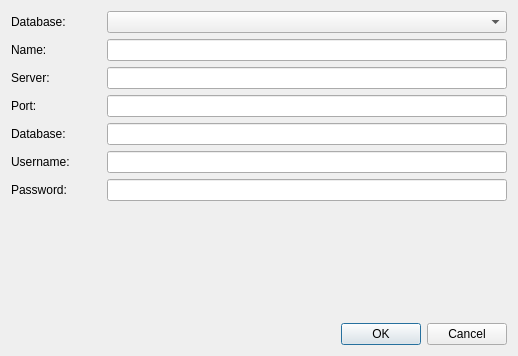
The window that ui/ConnectionDialog.ui (mispp/goat) describes before a commit, drawn with Qt 5.
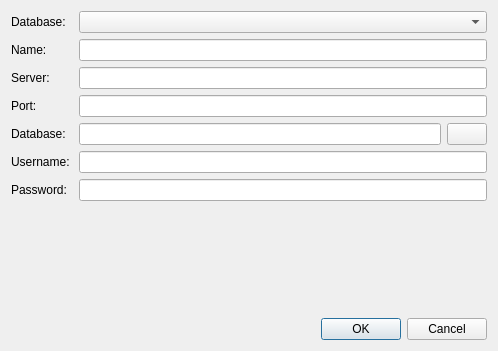
The same window after the commit. Icons and pictures are not drawn.

What changed in the file:
```diff
--- a/ui/ConnectionDialog.ui
+++ b/ui/ConnectionDialog.ui
@@ -6,8 +6,8 @@
    <rect>
     <x>0</x>
     <y>0</y>
-    <width>518</width>
-    <height>356</height>
+    <width>498</width>
+    <height>351</height>
    </rect>
   </property>
   <property name="windowTitle">
@@ -18,8 +18,8 @@
   </property>
   <layout class="QVBoxLayout" name="verticalLayout">
    <item>
-    <layout class="QHBoxLayout" name="horizontalLayout_6">
-     <item>
+    <layout class="QGridLayout" name="gridLayout">
+     <item row="0" column="0" colspan="2">
       <widget class="QLabel" name="label_6">
        <property name="frameShape">
         <enum>QFrame::NoFrame</enum>
@@ -29,20 +29,7 @@
        </property>
       </widget>
      </item>
-     <item>
-      <spacer name="horizontalSpacer_6">
-       <property name="orientation">
-        <enum>Qt::Horizontal</enum>
-       </property>
-       <property name="sizeHint" stdset="0">
-        <size>
-         <width>40</width>
-         <height>20</height>
-        </size>
-       </property>
-      </spacer>
-     </item>
-     <item>
+     <item row="0" column="2" colspan="2">
       <widget class="QComboBox" name="listDropdownDBDriver">
        <property name="minimumSize">
         <size>
@@ -55,31 +42,14 @@
        </property>
       </widget>
      </item>
-    </layout>
-   </item>
-   <item>
-    <layout class="QHBoxLayout" name="horizontalLayout_9">
-     <item>
+     <item row="1" column="0">
       <widget class="QLabel" name="label_8">
        <property name="text">
         <string>Name:</string>
        </property>
       </widget>
      </item>
-     <item>
-      <spacer name="horizontalSpacer_8">
-       <property name="orientation">
-        <enum>Qt::Horizontal</enum>
-       </property>
-       <property name="sizeHint" stdset="0">
-        <size>
-         <width>40</width>
-         <height>20</height>
-        </size>
-       </property>
-      </spacer>
-     </item>
-     <item>
+     <item row="1" column="2" colspan="2">
       <widget class="QLineEdit" name="txtName">
        <property name="minimumSize">
         <size>
@@ -89,31 +59,14 @@
        </property>
       </widget>
      </item>
-    </layout>
-   </item>
-   <item>
-    <layout class="QHBoxLayout" name="horizontalLayout_3">
-     <item>
+     <item row="2" column="0" colspan="2">
       <widget class="QLabel" name="label_3">
        <property name="text">
         <string>Server: </string>
        </property>
       </widget>
      </item>
-     <item>
-      <spacer name="horizontalSpacer_3">
-       <property name="orientation">
-        <enum>Qt::Horizontal</enum>
-       </property>
-       <property name="sizeHint" stdset="0">
-        <size>
-         <width>40</width>
-         <height>20</height>
-        </size>
-       </property>
-      </spacer>
-     </item>
-     <item>
+     <item row="2" column="2" colspan="2">
       <widget class="QLineEdit" name="txtServer">
        <property name="minimumSize">
         <size>
@@ -123,31 +76,14 @@
        </property>
       </widget>
      </item>
-    </layout>
-   </item>
-   <item>
-    <layout class="QHBoxLayout" name="horizontalLayout_4">
-     <item>
+     <item row="3" column="0">
       <widget class="QLabel" name="label_4">
        <property name="text">
         <string>Port: </string>
        </property>
       </widget>
      </item>
-     <item>
-      <spacer name="horizontalSpacer_4">
-       <property name="orientation">
-        <enum>Qt::Horizontal</enum>
-       </property>
-       <property name="sizeHint" stdset="0">
-        <size>
-         <width>40</width>
-         <height>20</height>
-        </size>
-       </property>
-      </spacer>
-     </item>
-     <item>
+     <item row="3" column="2" colspan="2">
       <widget class="QLineEdit" name="txtPort">
        <property name="minimumSize">
         <size>
@@ -157,65 +93,51 @@
        </property>
       </widget>
      </item>
-    </layout>
-   </item>
-   <item>
-    <layout class="QHBoxLayout" name="horizontalLayout_5">
-     <item>
+     <item row="4" column="0" colspan="2">
       <widget class="QLabel" name="label_5">
        <property name="text">
         <string>Database: </string>
        </property>
       </widget>
      </item>
-     <item>
-      <spacer name="horizontalSpacer_5">
-       <property name="orientation">
-        <enum>Qt::Horizontal</enum>
-       </property>
-       <property name="sizeHint" stdset="0">
-        <size>
-         <width>40</width>
-         <height>20</height>
-        </size>
-       </property>
-      </spacer>
-     </item>
-     <item>
+     <item row="4" column="2">
       <widget class="QLineEdit" name="txtDatabase">
        <property name="minimumSize">
         <size>
-         <width>400</width>
+         <width>350</width>
          <height>0</height>
         </size>
        </property>
       </widget>
      </item>
-    </layout>
-   </item>
-   <item>
-    <layout class="QHBoxLayout" name="horizontalLayout">
-     <item>
+     <item row="4" column="3">
+      <widget class="QPushButton" name="chooseDatabaseFileButton">
+       <property name="enabled">
+        <bool>true</bool>
+       </property>
+       <property name="toolTip">
+        <string>choose database file</string>
+       </property>
+       <property name="text">
+        <string/>
+       </property>
+       <property name="icon">
+        <iconset resource="../resources/icons.qrc">
+         <normaloff>:/icons/silk/icons/silk/folder.png</normaloff>:/icons/silk/icons/silk/folder.png</iconset>
+       </property>
+       <property name="flat">
+        <bool>false</bool>
+       </property>
+      </widget>
+     </item>
+     <item row="5" column="0" colspan="2">
       <widget class="QLabel" name="label">
        <property name="text">
         <string>Username: </string>
        </property>
       </widget>
      </item>
-     <item>
-      <spacer name="horizontalSpacer">
-       <property name="orientation">
-        <enum>Qt::Horizontal</enum>
-       </property>
-       <property name="sizeHint" stdset="0">
-        <size>
-         <width>40</width>
-         <height>20</height>
-        </size>
-       </property>
-      </spacer>
-     </item>
-     <item>
+     <item row="5" column="2" colspan="2">
       <widget class="QLineEdit" name="txtUser">
        <property name="minimumSize">
         <size>
@@ -225,31 +147,14 @@
        </property>
       </widget>
      </item>
-    </layout>
-   </item>
-   <item>
-    <layout class="QHBoxLayout" name="horizontalLayout_2">
-     <item>
+     <item row="6" column="0" colspan="2">
       <widget class="QLabel" name="label_2">
        <property name="text">
         <string>Password: </string>
        </property>
       </widget>
      </item>
-     <item>
-      <spacer name="horizontalSpacer_2">
-       <property name="orientation">
-        <enum>Qt::Horizontal</enum>
-       </property>
-       <property name="sizeHint" stdset="0">
-        <size>
-         <width>40</width>
-         <height>20</height>
-        </size>
-       </property>
-      </spacer>
-     </item>
-     <item>
+     <item row="6" column="2" colspan="2">
       <widget class="QLineEdit" name="txtPass">
        <property name="minimumSize">
         <size>
@@ -275,7 +180,7 @@
      <property name="sizeHint" stdset="0">
       <size>
        <width>20</width>
-       <height>21</height>
+       <height>28</height>
       </size>
      </property>
     </spacer>
```
Left out of the diff: 4 changed lines with no effect on the pictures.
